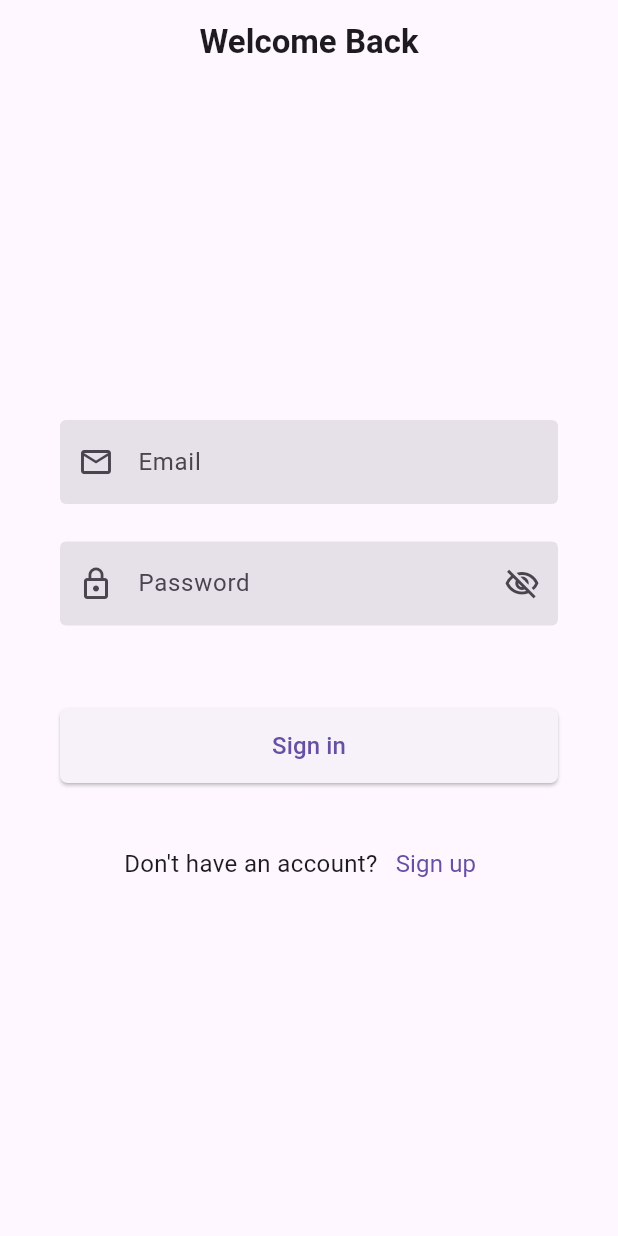
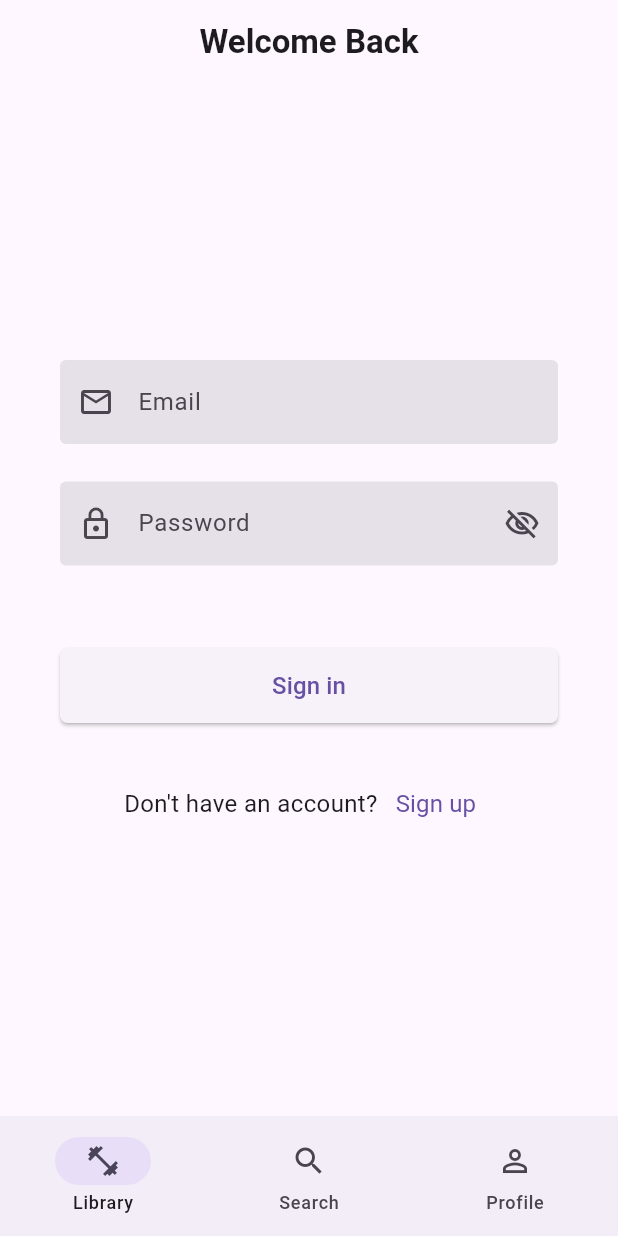
Before and after one commit to TUES-Diplomna-2024/Gym-App-Client, a Flutter app: the screen it shows after launch, on a phone screen of 412 x 824 dp. Run offline on Flutter 3.47's test engine with Material 3 defaults, Android fonts, the phone set to English and light mode, and no system bars; our stand-ins replace flutter_secure_storage; missing offline and left inert: global_configuration.

Commit message:
[CREATED] ProfilePage and RootPage

```diff
--- a/gym_app_client/lib/main.dart
+++ b/gym_app_client/lib/main.dart
@@ -33,7 +33,7 @@ class MyApp extends StatelessWidget {
         primarySwatch: Colors.blue,
       ),
       onGenerateRoute: RouteGenerator.generateRoute,
-      initialRoute: "/signin",
+      initialRoute: "/",
     );
   }
 }
--- /dev/null
+++ b/gym_app_client/lib/pages/root_page.dart
@@ -0,0 +1,39 @@
+import 'package:flutter/material.dart';
+import 'package:gym_app_client/pages/profile_page.dart';
+import 'package:gym_app_client/pages/signin_page.dart';
+import 'package:gym_app_client/pages/signup_page.dart';
+
+class RootPage extends StatefulWidget {
+  const RootPage({super.key});
+
+  @override
+  State<RootPage> createState() => _RootPageState();
+}
+
+class _RootPageState extends State<RootPage> {
+  int _currPage = 0;
+  final List<Widget> _pages = const [SignInPage(), SignUpPage(), ProfilePage()];
+
+  @override
+  Widget build(BuildContext context) {
+    return Scaffold(
+      body: _pages[_currPage],
+      bottomNavigationBar: NavigationBar(
+        destinations: const [
+          NavigationDestination(
+            icon: Icon(Icons.fitness_center_outlined),
+            label: "Library",
+          ),
+          NavigationDestination(
+              icon: Icon(Icons.search_outlined), label: "Search"),
+          NavigationDestination(
+              icon: Icon(Icons.person_outline), label: "Profile")
+        ],
+        onDestinationSelected: (int index) {
+          setState(() => _currPage = index);
+        },
+        selectedIndex: _currPage,
+      ),
+    );
+  }
+}
--- a/gym_app_client/lib/route_generator.dart
+++ b/gym_app_client/lib/route_generator.dart
@@ -1,6 +1,7 @@
 import 'package:flutter/material.dart';
 import 'package:gym_app_client/pages/signin_page.dart';
 import 'package:gym_app_client/pages/signup_page.dart';
+import 'package:gym_app_client/pages/root_page.dart';
 
 class RouteGenerator {
   static Route<dynamic> generateRoute(RouteSettings settings) {
@@ -8,21 +9,24 @@ class RouteGenerator {
     debugPrint("Route Args: ${args.toString()}");
 
     switch (settings.name) {
+      case "/":
+        return MaterialPageRoute(builder: (_) => const RootPage());
       case "/signin":
         return MaterialPageRoute(builder: (_) => const SignInPage());
       case "/signup":
         return MaterialPageRoute(builder: (_) => const SignUpPage());
       default:
-        return _errorRoute();
+        return _errorRoute(settings.name);
     }
   }
 
-  static Route<dynamic> _errorRoute() {
+  static Route<dynamic> _errorRoute(String? name) {
+    String route = name ?? 'nothing';
     return MaterialPageRoute(
       builder: (_) {
-        return const Scaffold(
+        return Scaffold(
           body: Center(
-            child: Text("Error!"),
+            child: Text("Error! |$route|"),
           ),
         );
       },
--- a/gym_app_client/lib/utils/forms/form_buttons/signup_submit_button.dart
+++ b/gym_app_client/lib/utils/forms/form_buttons/signup_submit_button.dart
@@ -45,8 +45,8 @@ class SignUpSubmitButton extends StatelessWidget {
             password: passwordController.text,
             birthDate: birthDateController.text,
             gender: selectedGender,
-            height: selectedHeight,
-            weight: selectedWeight,
+            height: double.parse(selectedHeight.toStringAsFixed(1)),
+            weight: double.parse(selectedWeight.toStringAsFixed(1)),
           );
 
           var result = await userService.signUp(userData);
--- a/gym_app_client/lib/utils/forms/form_fields/height_form_field.dart
+++ b/gym_app_client/lib/utils/forms/form_fields/height_form_field.dart
@@ -12,7 +12,7 @@ class HeightFormField extends PaddedAdaptiveSlider {
           value: selectedHeight,
           min: SignUpConstants.minHeight,
           max: SignUpConstants.maxHeight,
-          displayText: "Height: ${selectedHeight.round()} cm",
+          displayText: "Height: ${selectedHeight.toStringAsFixed(1)} cm",
           onChanged: onHeightChanged,
           padding: padding,
         );
--- a/gym_app_client/lib/utils/forms/form_fields/weight_form_field.dart
+++ b/gym_app_client/lib/utils/forms/form_fields/weight_form_field.dart
@@ -12,7 +12,7 @@ class WeightFormField extends PaddedAdaptiveSlider {
           value: selectedWeight,
           min: SignUpConstants.minWeight,
           max: SignUpConstants.maxWeight,
-          displayText: "Weight: ${selectedWeight.round()} kg",
+          displayText: "Weight: ${selectedWeight.toStringAsFixed(1)} kg",
           onChanged: onWeightChanged,
           padding: padding,
         );
```
Also changed, not shown: gym_app_client/lib/pages/profile_page.dart (added, +102 -0 lines).
